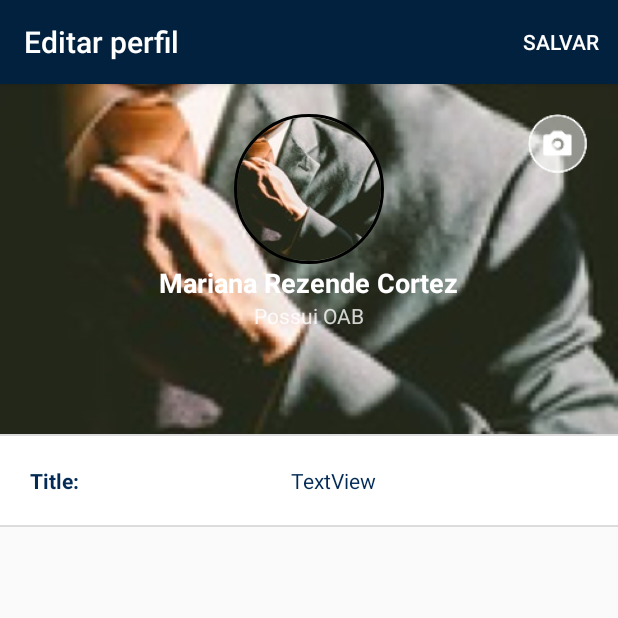
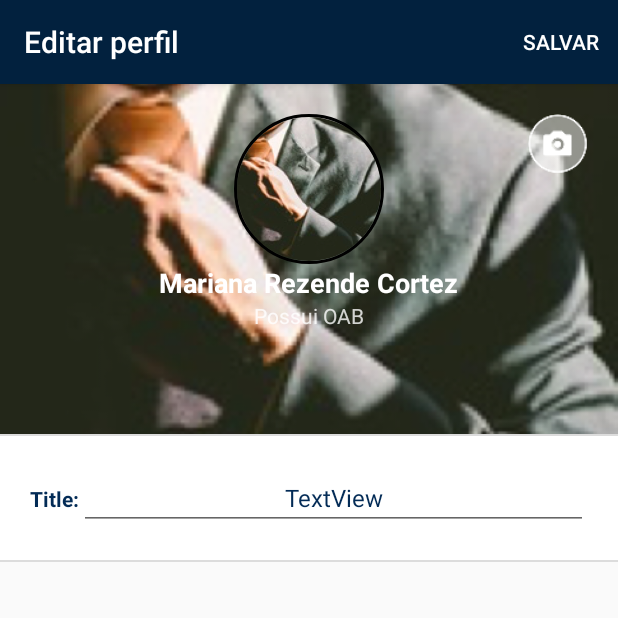
Before and after one commit to Lab262/GoLawyer, an Android app: the EditProfileActivity screen opened directly, with no data from a screen before it, on a phone screen of 412 x 824 dp, the top half of it. Run offline under Robolectric (Android 15) with nearby library versions, the phone set to English and light mode, and no system bars; our stand-ins replace CircleImageView; libraries missing offline, so code that uses them is left out: com.loopj.android, cz.msebera.android; pictures from the network do not load; 8 statements that could not run were skipped.

Commit message:
trying to resolve listview with edittext

```diff
--- a/app/src/main/AndroidManifest.xml
+++ b/app/src/main/AndroidManifest.xml
@@ -72,7 +72,8 @@
 
         <activity android:name=".Profile.DetailEvaluationActivity" />
         <activity android:name=".Map.MapListActivity" />
-        <activity android:name=".Profile.EditProfileActivity"></activity>
+        <activity android:name=".Profile.EditProfileActivity"
+                  android:windowSoftInputMode="adjustPan"></activity>
     </application>
 
 </manifest>
--- /dev/null
+++ b/app/src/main/java/mobigap/golawyer/Model/ProfileInformationEditModel.java
@@ -0,0 +1,40 @@
+package mobigap.golawyer.Model;
+
+import android.text.InputType;
+
+import java.util.Objects;
+
+/**
+ * Created by luisresende on 16/11/16.
+ */
+
+public class ProfileInformationEditModel {
+
+    public String nameField;
+    public String field;
+    public int type;
+    public String nameFieldWS;
+
+    private static String typeText = "text";
+    private static String typeNumber = "number";
+
+
+    public ProfileInformationEditModel(String nameField, String field, String type, String nameFieldWS) {
+        this.nameField = nameField;
+        this.field = field;
+        this.nameFieldWS = nameFieldWS;
+        setType(type);
+    }
+
+    public void setType(String type) {
+        if (type.equals(typeNumber)){
+            this.type = InputType.TYPE_CLASS_NUMBER;
+        }else if (type.equals(typeText)){
+            this.type = InputType.TYPE_CLASS_TEXT;
+        }
+    }
+
+    public void setField(String field) {
+        this.field = field;
+    }
+}
--- a/app/src/main/java/mobigap/golawyer/Profile/EditProfileActivity.java
+++ b/app/src/main/java/mobigap/golawyer/Profile/EditProfileActivity.java
@@ -12,7 +12,6 @@ import android.view.MenuItem;
 import android.view.View;
 import android.widget.ImageButton;
 import android.widget.ImageView;
-import android.widget.LinearLayout;
 import android.widget.ListView;
 import android.widget.RelativeLayout;
 import android.widget.TextView;
@@ -25,10 +24,10 @@ import cz.msebera.android.httpclient.Header;
 import de.hdodenhof.circleimageview.CircleImageView;
 import mobigap.golawyer.Extensions.CameraConfiguration;
 import mobigap.golawyer.Extensions.ImageConvert;
-import mobigap.golawyer.Model.ProfileInformationModel;
+import mobigap.golawyer.Model.ProfileInformationEditModel;
 import mobigap.golawyer.Model.UserDataModel;
 import mobigap.golawyer.Persistence.ApplicationState;
-import mobigap.golawyer.Profile.Information.ProfileInformationListAdapter;
+import mobigap.golawyer.Profile.Information.ProfileInformationEditListAdapter;
 import mobigap.golawyer.R;
 import mobigap.golawyer.Requests.UserRequest;
 
@@ -110,20 +109,19 @@ public class EditProfileActivity extends AppCompatActivity implements View.OnCli
         profileEditInformationListView.addHeaderView(header);
     }
 
-    private void loadRequestedProfileEditInformationList(ArrayList<ProfileInformationModel> profileEditInformationsRequested) {
-        //TODO: Esse adapter é provisorio, ele é para apresentar informacoes... tem que fazer uma celular praticamente igual,
-        //TODO: mudando somente o tipo do texto, nesse adapter é textview e tem que trocar para editTextView, para ser editavel
-        ProfileInformationListAdapter adapter = new ProfileInformationListAdapter(this, profileEditInformationsRequested);
+    private void loadRequestedProfileEditInformationList(ArrayList<ProfileInformationEditModel> profileEditInformationsRequested) {
+        ProfileInformationEditListAdapter adapter = new ProfileInformationEditListAdapter(this, profileEditInformationsRequested);
         profileEditInformationListView.setAdapter(adapter);
     }
 
-    private ArrayList<ProfileInformationModel> getProfileData() {
+    private ArrayList<ProfileInformationEditModel> getProfileData() {
 
-        ArrayList<ProfileInformationModel> profileInformationModels = new ArrayList<>();
+        ArrayList<ProfileInformationEditModel> profileInformationModels = new ArrayList<>();
 
         for (UserDataModel userDataModel: ApplicationState.sharedState().getCurrentUserDataModels()){
-            ProfileInformationModel informationModel = new ProfileInformationModel(userDataModel.getDataTitle(), userDataModel.getDataValue());
-            profileInformationModels.add(informationModel);
+            ProfileInformationEditModel informationEditModel = new ProfileInformationEditModel(
+                    userDataModel.getDataTitle(), userDataModel.getDataValue(),userDataModel.getType(), userDataModel.getDataName());
+            profileInformationModels.add(informationEditModel);
         }
 
         return profileInformationModels;
--- /dev/null
+++ b/app/src/main/java/mobigap/golawyer/Profile/Information/ProfileInformationEditListAdapter.java
@@ -0,0 +1,115 @@
+package mobigap.golawyer.Profile.Information;
+
+import android.content.Context;
+import android.text.Editable;
+import android.text.InputType;
+import android.text.TextWatcher;
+import android.util.Log;
+import android.view.LayoutInflater;
+import android.view.View;
+import android.view.ViewGroup;
+import android.widget.BaseAdapter;
+import android.widget.EditText;
+import android.widget.TextView;
+
+import java.lang.reflect.Array;
+import java.util.ArrayList;
+import java.util.HashMap;
+import java.util.Map;
+
+import mobigap.golawyer.Model.ProfileInformationEditModel;
+import mobigap.golawyer.R;
+
+/**
+ * Created by luisresende on 16/11/16.
+ */
+
+public class ProfileInformationEditListAdapter extends BaseAdapter {
+
+    public static ArrayList<ProfileInformationEditModel> data;
+    private Context context;
+    HashMap<Integer,String> fields = new HashMap<>();
+    ArrayList<TextWatcher> textWatchers = new ArrayList<>();
+
+    public ProfileInformationEditListAdapter(Context context, final ArrayList<ProfileInformationEditModel> data) {
+        this.context = context;
+        this.data = data;
+    }
+
+    @Override
+    public int getCount() {
+        return data.size();
+    }
+
+    @Override
+    public Object getItem(int position) {
+        return data.get(position);
+    }
+
+    @Override
+    public long getItemId(int position) {
+        return position;
+    }
+
+    @Override
+    public View getView(final int position, View convertView, ViewGroup parent) {
+
+        ProfileInformationListRow row;
+        final ProfileInformationEditModel currentModel = data.get(position);
+
+        if (convertView == null) {
+            LayoutInflater inflater = (LayoutInflater) context.getSystemService(Context.LAYOUT_INFLATER_SERVICE);
+
+            convertView = inflater.inflate(R.layout.profile_information_row, parent, false);
+
+            row = new ProfileInformationListRow();
+            row.nameFieldTextView = (TextView) convertView.findViewById(R.id.nameFieldTextView);
+            row.fieldTextView = (EditText) convertView.findViewById(R.id.fieldTextView);
+            row.fieldTextView.addTextChangedListener(new Watcher(row.fieldTextView, position));
+            convertView.setTag(row);
+        }else{
+            row = (ProfileInformationListRow) convertView.getTag();
+        }
+
+        row.nameFieldTextView.setText(currentModel.nameField);
+        row.fieldTextView.setText(currentModel.field);
+//
+//        if (fields.get(position)==null){
+//            row.fieldTextView.setText(currentModel.field);
+//        }else {
+//            row.fieldTextView.setText(fields.get(position));
+//        }
+
+        row.fieldTextView.setInputType(currentModel.type);
+
+        return convertView;
+    }
+}
+
+class Watcher implements TextWatcher{
+
+    EditText editText;
+    int position;
+
+    public Watcher (EditText editText, int position){
+        this.editText = editText;
+        this.editText.addTextChangedListener(this);
+        this.position = position;
+    }
+
+    @Override
+    public void beforeTextChanged(CharSequence charSequence, int i, int i1, int i2) {
+
+    }
+
+    @Override
+    public void onTextChanged(CharSequence charSequence, int i, int i1, int i2) {
+
+    }
+
+    @Override
+    public void afterTextChanged(Editable editable) {
+        ProfileInformationEditListAdapter.data.get(position).setField(editable.toString());
+        System.out.println(ProfileInformationEditListAdapter.data.get(position).nameField + editable.toString());
+    }
+}
--- a/app/src/main/java/mobigap/golawyer/Profile/Information/ProfileInformationListAdapter.java
+++ b/app/src/main/java/mobigap/golawyer/Profile/Information/ProfileInformationListAdapter.java
@@ -5,6 +5,7 @@ import android.view.LayoutInflater;
 import android.view.View;
 import android.view.ViewGroup;
 import android.widget.BaseAdapter;
+import android.widget.EditText;
 import android.widget.TextView;
 
 import java.util.ArrayList;
@@ -54,7 +55,7 @@ public class ProfileInformationListAdapter extends BaseAdapter {
 
             row = new ProfileInformationListRow();
             row.nameFieldTextView = (TextView) convertView.findViewById(R.id.nameFieldTextView);
-            row.fieldTextView = (TextView) convertView.findViewById(R.id.fieldTextView);
+            row.fieldTextView = (EditText) convertView.findViewById(R.id.fieldTextView);
 
             convertView.setTag(row);
 
@@ -64,6 +65,7 @@ public class ProfileInformationListAdapter extends BaseAdapter {
 
         row.nameFieldTextView.setText(currentModel.nameField);
         row.fieldTextView.setText(currentModel.field);
+        row.fieldTextView.setEnabled(false);
 
         return convertView;
     }
--- a/app/src/main/java/mobigap/golawyer/Profile/Information/ProfileInformationListRow.java
+++ b/app/src/main/java/mobigap/golawyer/Profile/Information/ProfileInformationListRow.java
@@ -1,5 +1,6 @@
 package mobigap.golawyer.Profile.Information;
 
+import android.widget.EditText;
 import android.widget.TextView;
 
 /**
@@ -8,5 +9,6 @@ import android.widget.TextView;
 
 public class ProfileInformationListRow {
 
-    TextView nameFieldTextView,fieldTextView;
+    TextView nameFieldTextView;
+    EditText fieldTextView;
 }
--- a/app/src/main/res/layout/activity_edit_profile.xml
+++ b/app/src/main/res/layout/activity_edit_profile.xml
@@ -9,6 +9,7 @@
     <ListView
         android:layout_width="match_parent"
         android:layout_height="match_parent"
-        android:id="@+id/profileEditInformationListView" />
+        android:id="@+id/profileEditInformationListView"
+        android:descendantFocusability="beforeDescendants"/>
 
 </LinearLayout>
--- a/app/src/main/res/layout/profile_information_row.xml
+++ b/app/src/main/res/layout/profile_information_row.xml
@@ -19,13 +19,15 @@
         android:textStyle="bold"
         android:text="Title:" />
 
-    <TextView
+    <EditText
         android:text="TextView"
-        android:layout_width="wrap_content"
+        android:layout_width="match_parent"
         android:layout_height="wrap_content"
         android:id="@+id/fieldTextView"
         android:layout_weight="1"
         android:textColor="@color/blueApp"
-        android:textAlignment="center" />
+        android:textAlignment="center"
+        android:textSize="16dp"
+        android:windowSoftInputMode="stateHidden|adjustPan" />
 
 </LinearLayout>
```
